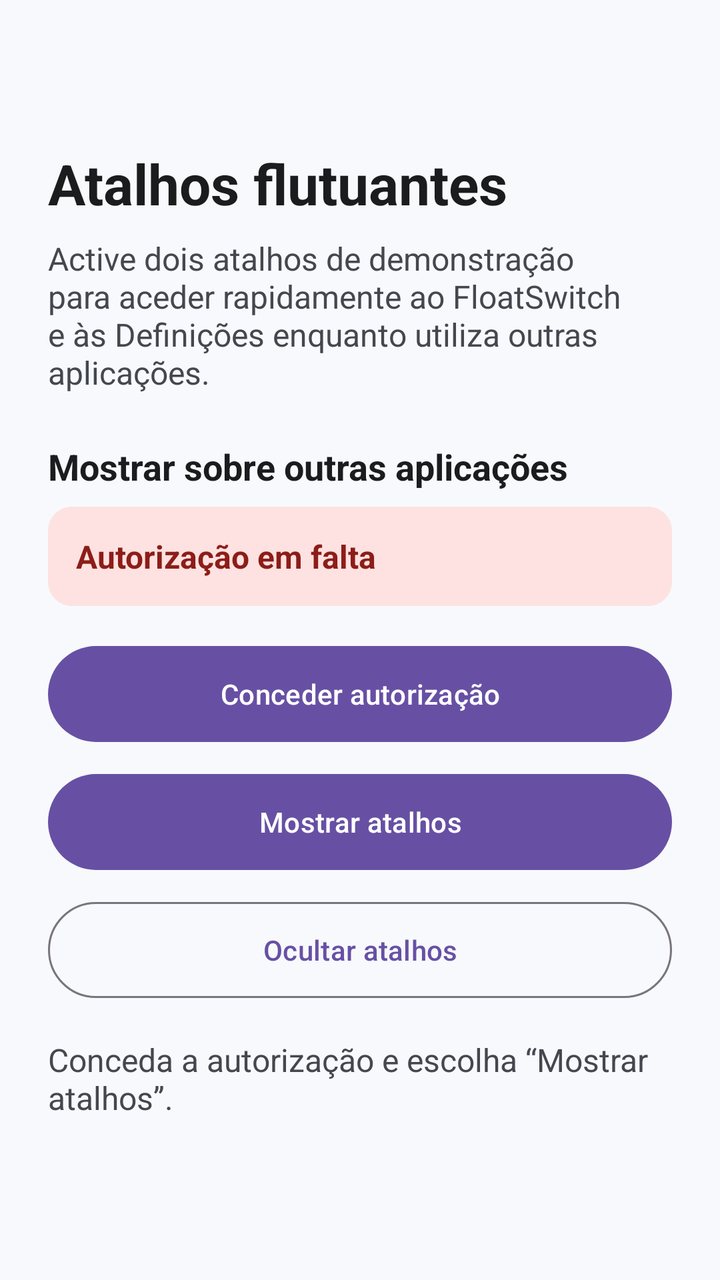
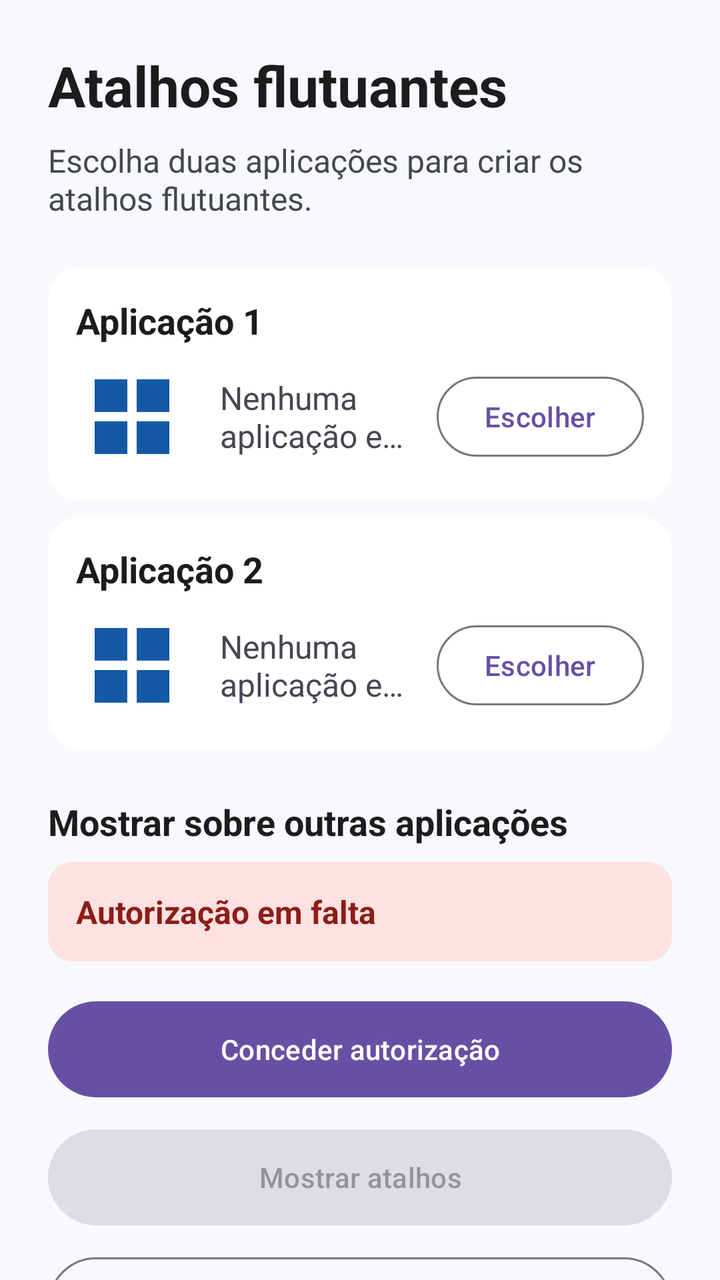

Screens rendered from an Android XML layout before and after an edit, with the pre-edit source and the edit as a unified diff.
<!-- AndroidManifest.xml: application theme Theme.FloatSwitch -->
<!-- res/layout/activity_main.xml -->
<?xml version="1.0" encoding="utf-8"?>
<androidx.constraintlayout.widget.ConstraintLayout xmlns:android="http://schemas.android.com/apk/res/android"
    xmlns:app="http://schemas.android.com/apk/res-auto"
    xmlns:tools="http://schemas.android.com/tools"
    android:id="@+id/main"
    android:layout_width="match_parent"
    android:layout_height="match_parent"
    tools:context=".MainActivity">

    <ScrollView
        android:layout_width="0dp"
        android:layout_height="0dp"
        android:fillViewport="true"
        android:scrollbars="none"
        app:layout_constraintBottom_toBottomOf="parent"
        app:layout_constraintEnd_toEndOf="parent"
        app:layout_constraintStart_toStartOf="parent"
        app:layout_constraintTop_toTopOf="parent"
        app:layout_constraintWidth_max="@dimen/screen_content_max_width">

        <LinearLayout
            android:layout_width="match_parent"
            android:layout_height="wrap_content"
            android:gravity="center_vertical"
            android:orientation="vertical"
            android:padding="@dimen/screen_content_padding">

            <TextView
                android:layout_width="match_parent"
                android:layout_height="wrap_content"
                android:text="@string/screen_title"
                android:textColor="@color/screen_text_primary"
                android:textSize="@dimen/text_size_title"
                android:textStyle="bold" />

            <TextView
                android:layout_width="match_parent"
                android:layout_height="wrap_content"
                android:layout_marginTop="@dimen/spacing_small"
                android:text="@string/screen_description"
                android:textColor="@color/screen_text_secondary"
                android:textSize="@dimen/text_size_body" />

            <TextView
                android:layout_width="match_parent"
                android:layout_height="wrap_content"
                android:layout_marginTop="@dimen/spacing_large"
                android:text="@string/overlay_permission_label"
                android:textColor="@color/screen_text_primary"
                android:textSize="@dimen/text_size_label"
                android:textStyle="bold" />

            <TextView
                android:id="@+id/overlayPermissionState"
                android:layout_width="match_parent"
                android:layout_height="wrap_content"
                android:layout_marginTop="@dimen/spacing_small"
                android:background="@drawable/status_background"
                android:padding="@dimen/status_padding"
                android:text="@string/overlay_permission_missing"
                android:textColor="@color/status_missing_text"
                android:textSize="@dimen/text_size_body"
                android:textStyle="bold" />

            <com.google.android.material.button.MaterialButton
                android:id="@+id/grantOverlayPermissionButton"
                android:layout_width="match_parent"
                android:layout_height="wrap_content"
                android:layout_marginTop="@dimen/spacing_medium"
                android:minHeight="@dimen/action_button_min_height"
                android:text="@string/button_grant_overlay_permission"
                android:textAllCaps="false" />

            <com.google.android.material.button.MaterialButton
                android:id="@+id/showShortcutsButton"
                android:layout_width="match_parent"
                android:layout_height="wrap_content"
                android:layout_marginTop="@dimen/spacing_small"
                android:minHeight="@dimen/action_button_min_height"
                android:text="@string/button_show_shortcuts"
                android:textAllCaps="false" />

            <com.google.android.material.button.MaterialButton
                android:id="@+id/hideShortcutsButton"
                style="@style/Widget.Material3.Button.OutlinedButton"
                android:layout_width="match_parent"
                android:layout_height="wrap_content"
                android:layout_marginTop="@dimen/spacing_small"
                android:minHeight="@dimen/action_button_min_height"
                android:text="@string/button_hide_shortcuts"
                android:textAllCaps="false" />

            <TextView
                android:id="@+id/feedbackText"
                android:layout_width="match_parent"
                android:layout_height="wrap_content"
                android:layout_marginTop="@dimen/spacing_medium"
                android:accessibilityLiveRegion="polite"
                android:minHeight="@dimen/feedback_min_height"
                android:text="@string/initial_guidance"
                android:textColor="@color/screen_text_secondary"
                android:textSize="@dimen/text_size_body" />
        </LinearLayout>
    </ScrollView>

</androidx.constraintlayout.widget.ConstraintLayout>
<!-- resources referenced by this layout -->
<resources>
  <color name="screen_text_primary">#FF1A1C1E</color>
  <color name="screen_text_secondary">#FF44474E</color>
  <color name="status_missing_text">#FF8C1D18</color>
  <dimen name="action_button_min_height">56dp</dimen>
  <dimen name="feedback_min_height">48dp</dimen>
  <dimen name="screen_content_max_width">720dp</dimen>
  <dimen name="screen_content_padding">24dp</dimen>
  <dimen name="spacing_large">24dp</dimen>
  <dimen name="spacing_medium">16dp</dimen>
  <dimen name="spacing_small">8dp</dimen>
  <dimen name="status_padding">14dp</dimen>
  <dimen name="text_size_body">16sp</dimen>
  <dimen name="text_size_label">18sp</dimen>
  <dimen name="text_size_title">28sp</dimen>
  <!-- drawable status_background (drawable) -->
  <?xml version="1.0" encoding="utf-8"?>
  <shape xmlns:android="http://schemas.android.com/apk/res/android"
      android:shape="rectangle">
      <solid android:color="@color/status_missing_background" />
      <corners android:radius="@dimen/status_corner_radius" />
  </shape>
  <string name="button_grant_overlay_permission">Conceder autorização</string>
  <string name="button_hide_shortcuts">Ocultar atalhos</string>
  <string name="button_show_shortcuts">Mostrar atalhos</string>
  <string name="initial_guidance">Conceda a autorização e escolha “Mostrar atalhos”.</string>
  <string name="overlay_permission_label">Mostrar sobre outras aplicações</string>
  <string name="overlay_permission_missing">Autorização em falta</string>
  <string name="screen_description">Active dois atalhos de demonstração para aceder rapidamente ao FloatSwitch e às Definições enquanto utiliza outras aplicações.</string>
  <string name="screen_title">Atalhos flutuantes</string>
  <style name="Theme.FloatSwitch" parent="Base.Theme.FloatSwitch" />
  <color name="status_missing_background">#FFFDE2E1</color>
  <dimen name="status_corner_radius">12dp</dimen>
  <style name="Base.Theme.FloatSwitch" parent="Theme.Material3.DayNight.NoActionBar">
          <item name="android:windowBackground">@color/screen_background</item>
      </style>
  <color name="screen_background">#FFF7F9FC</color>
</resources>

<!-- the commit's change to res/layout/activity_main.xml (unified diff, before → after) -->
@@ -41,6 +41,116 @@
                 android:textColor="@color/screen_text_secondary"
                 android:textSize="@dimen/text_size_body" />
 
+            <LinearLayout
+                android:layout_width="match_parent"
+                android:layout_height="wrap_content"
+                android:layout_marginTop="@dimen/spacing_large"
+                android:background="@drawable/app_selection_background"
+                android:orientation="vertical"
+                android:padding="@dimen/app_slot_padding">
+
+                <TextView
+                    android:layout_width="match_parent"
+                    android:layout_height="wrap_content"
+                    android:text="@string/application_one_label"
+                    android:textColor="@color/screen_text_primary"
+                    android:textSize="@dimen/text_size_label"
+                    android:textStyle="bold" />
+
+                <LinearLayout
+                    android:layout_width="match_parent"
+                    android:layout_height="wrap_content"
+                    android:layout_marginTop="@dimen/spacing_small"
+                    android:gravity="center_vertical"
+                    android:orientation="horizontal">
+
+                    <ImageView
+                        android:id="@+id/applicationOneIcon"
+                        android:layout_width="@dimen/app_slot_icon_size"
+                        android:layout_height="@dimen/app_slot_icon_size"
+                        android:contentDescription="@string/no_application_icon_description"
+                        android:scaleType="fitCenter"
+                        android:src="@drawable/ic_app_placeholder"
+                        app:tint="@color/overlay_icon" />
+
+                    <TextView
+                        android:id="@+id/applicationOneName"
+                        android:layout_width="0dp"
+                        android:layout_height="wrap_content"
+                        android:layout_marginHorizontal="@dimen/spacing_medium"
+                        android:layout_weight="1"
+                        android:ellipsize="end"
+                        android:maxLines="2"
+                        android:text="@string/no_application_selected"
+                        android:textColor="@color/screen_text_secondary"
+                        android:textSize="@dimen/text_size_body" />
+
+                    <com.google.android.material.button.MaterialButton
+                        android:id="@+id/chooseApplicationOneButton"
+                        style="@style/Widget.Material3.Button.OutlinedButton"
+                        android:layout_width="wrap_content"
+                        android:layout_height="wrap_content"
+                        android:minHeight="@dimen/app_slot_button_min_height"
+                        android:text="@string/button_choose_application"
+                        android:textAllCaps="false" />
+                </LinearLayout>
+            </LinearLayout>
+
+            <LinearLayout
+                android:layout_width="match_parent"
+                android:layout_height="wrap_content"
+                android:layout_marginTop="@dimen/spacing_small"
+                android:background="@drawable/app_selection_background"
+                android:orientation="vertical"
+                android:padding="@dimen/app_slot_padding">
+
+                <TextView
+                    android:layout_width="match_parent"
+                    android:layout_height="wrap_content"
+                    android:text="@string/application_two_label"
+                    android:textColor="@color/screen_text_primary"
+                    android:textSize="@dimen/text_size_label"
+                    android:textStyle="bold" />
+
+                <LinearLayout
+                    android:layout_width="match_parent"
+                    android:layout_height="wrap_content"
+                    android:layout_marginTop="@dimen/spacing_small"
+                    android:gravity="center_vertical"
+                    android:orientation="horizontal">
+
+                    <ImageView
+                        android:id="@+id/applicationTwoIcon"
+                        android:layout_width="@dimen/app_slot_icon_size"
+                        android:layout_height="@dimen/app_slot_icon_size"
+                        android:contentDescription="@string/no_application_icon_description"
+                        android:scaleType="fitCenter"
+                        android:src="@drawable/ic_app_placeholder"
+                        app:tint="@color/overlay_icon" />
+
+                    <TextView
+                        android:id="@+id/applicationTwoName"
+                        android:layout_width="0dp"
+                        android:layout_height="wrap_content"
+                        android:layout_marginHorizontal="@dimen/spacing_medium"
+                        android:layout_weight="1"
+                        android:ellipsize="end"
+                        android:maxLines="2"
+                        android:text="@string/no_application_selected"
+                        android:textColor="@color/screen_text_secondary"
+                        android:textSize="@dimen/text_size_body" />
+
+                    <com.google.android.material.button.MaterialButton
+                        android:id="@+id/chooseApplicationTwoButton"
+                        style="@style/Widget.Material3.Button.OutlinedButton"
+                        android:layout_width="wrap_content"
+                        android:layout_height="wrap_content"
+                        android:minHeight="@dimen/app_slot_button_min_height"
+                        android:text="@string/button_choose_application"
+                        android:textAllCaps="false" />
+                </LinearLayout>
+            </LinearLayout>
+
             <TextView
                 android:layout_width="match_parent"
                 android:layout_height="wrap_content"
@@ -76,6 +186,7 @@
                 android:layout_width="match_parent"
                 android:layout_height="wrap_content"
                 android:layout_marginTop="@dimen/spacing_small"
+                android:enabled="false"
                 android:minHeight="@dimen/action_button_min_height"
                 android:text="@string/button_show_shortcuts"
                 android:textAllCaps="false" />
<!-- resource entries referenced after the edit -->
@@ -1,9 +1,13 @@
 <!-- resources referenced by this layout -->
 <resources>
+  <color name="overlay_icon">#FF1559A5</color>
   <color name="screen_text_primary">#FF1A1C1E</color>
   <color name="screen_text_secondary">#FF44474E</color>
   <color name="status_missing_text">#FF8C1D18</color>
   <dimen name="action_button_min_height">56dp</dimen>
+  <dimen name="app_slot_button_min_height">48dp</dimen>
+  <dimen name="app_slot_icon_size">56dp</dimen>
+  <dimen name="app_slot_padding">14dp</dimen>
   <dimen name="feedback_min_height">48dp</dimen>
   <dimen name="screen_content_max_width">720dp</dimen>
   <dimen name="screen_content_padding">24dp</dimen>
@@ -14,6 +18,24 @@
   <dimen name="text_size_body">16sp</dimen>
   <dimen name="text_size_label">18sp</dimen>
   <dimen name="text_size_title">28sp</dimen>
+  <!-- drawable app_selection_background (drawable) -->
+  <?xml version="1.0" encoding="utf-8"?>
+  <shape xmlns:android="http://schemas.android.com/apk/res/android"
+      android:shape="rectangle">
+      <solid android:color="@color/app_slot_background" />
+      <corners android:radius="@dimen/app_slot_corner_radius" />
+  </shape>
+  <!-- drawable ic_app_placeholder (drawable) -->
+  <?xml version="1.0" encoding="utf-8"?>
+  <vector xmlns:android="http://schemas.android.com/apk/res/android"
+      android:width="32dp"
+      android:height="32dp"
+      android:viewportWidth="24"
+      android:viewportHeight="24">
+      <path
+          android:fillColor="#FFFFFFFF"
+          android:pathData="M4,4h7v7H4zM13,4h7v7h-7zM4,13h7v7H4zM13,13h7v7h-7z" />
+  </vector>
   <!-- drawable status_background (drawable) -->
   <?xml version="1.0" encoding="utf-8"?>
   <shape xmlns:android="http://schemas.android.com/apk/res/android"
@@ -21,15 +43,22 @@
       <solid android:color="@color/status_missing_background" />
       <corners android:radius="@dimen/status_corner_radius" />
   </shape>
+  <string name="application_one_label">Aplicação 1</string>
+  <string name="application_two_label">Aplicação 2</string>
+  <string name="button_choose_application">Escolher</string>
   <string name="button_grant_overlay_permission">Conceder autorização</string>
   <string name="button_hide_shortcuts">Ocultar atalhos</string>
   <string name="button_show_shortcuts">Mostrar atalhos</string>
-  <string name="initial_guidance">Conceda a autorização e escolha “Mostrar atalhos”.</string>
+  <string name="initial_guidance">Escolha duas aplicações, conceda a autorização e seleccione “Mostrar atalhos”.</string>
+  <string name="no_application_icon_description">Posição sem aplicação escolhida</string>
+  <string name="no_application_selected">Nenhuma aplicação escolhida</string>
   <string name="overlay_permission_label">Mostrar sobre outras aplicações</string>
   <string name="overlay_permission_missing">Autorização em falta</string>
-  <string name="screen_description">Active dois atalhos de demonstração para aceder rapidamente ao FloatSwitch e às Definições enquanto utiliza outras aplicações.</string>
+  <string name="screen_description">Escolha duas aplicações para criar os atalhos flutuantes.</string>
   <string name="screen_title">Atalhos flutuantes</string>
   <style name="Theme.FloatSwitch" parent="Base.Theme.FloatSwitch" />
+  <color name="app_slot_background">#FFFFFFFF</color>
+  <dimen name="app_slot_corner_radius">16dp</dimen>
   <color name="status_missing_background">#FFFDE2E1</color>
   <dimen name="status_corner_radius">12dp</dimen>
   <style name="Base.Theme.FloatSwitch" parent="Theme.Material3.DayNight.NoActionBar">
